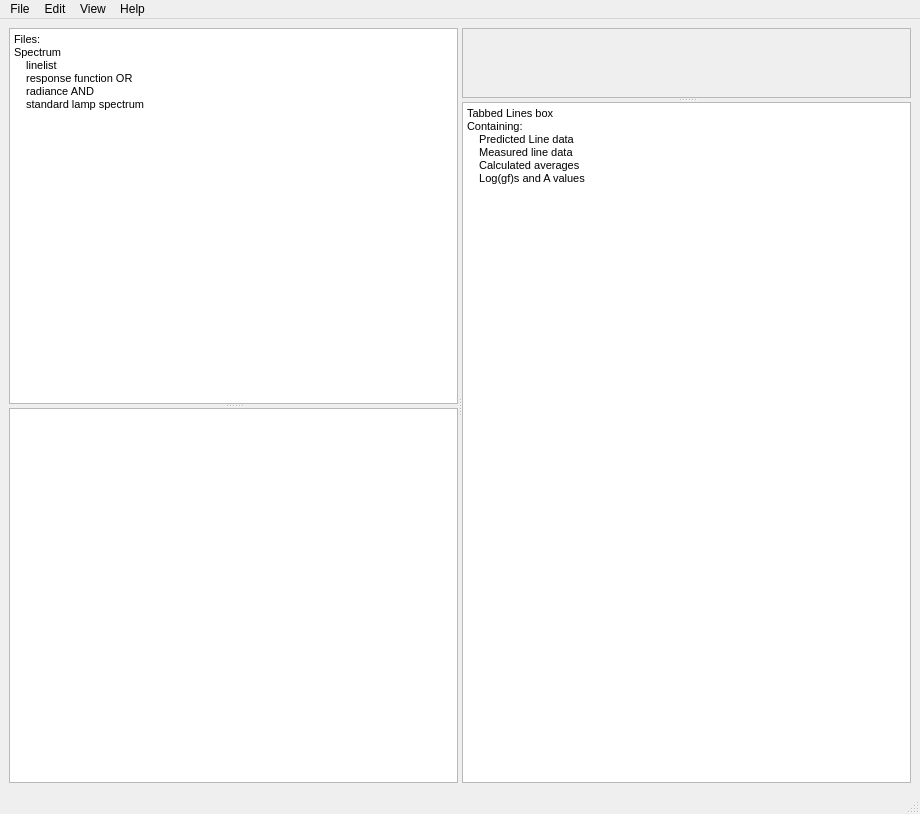
Qt form mainwindow2.ui (ImperialCollegeLondon/SAAS) before a commit.
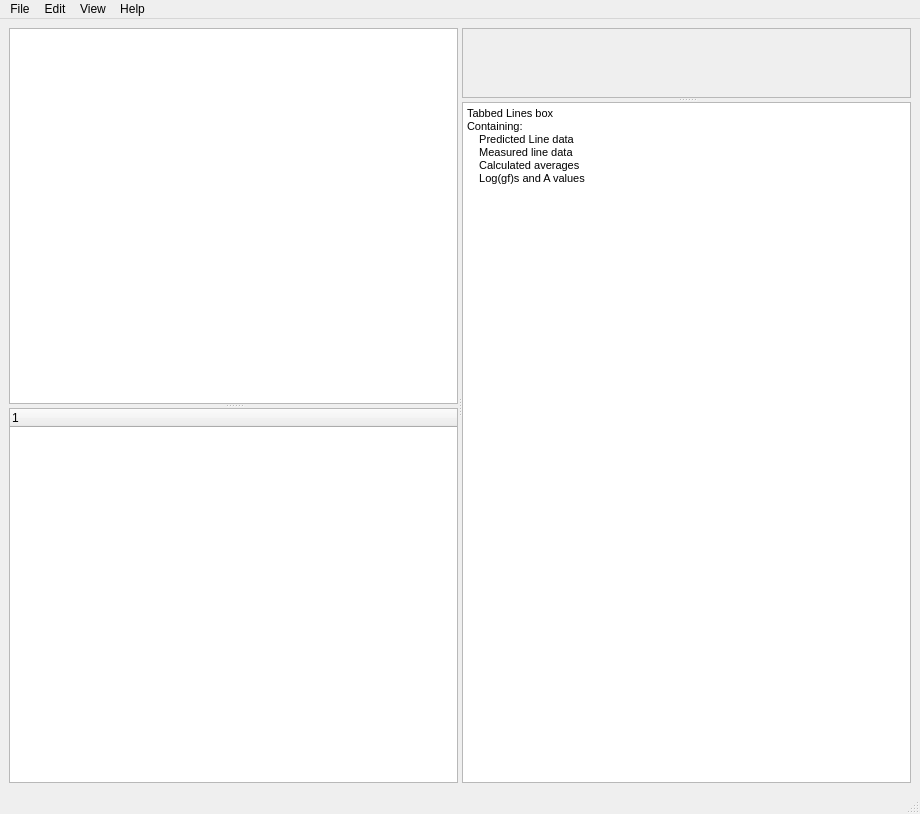
The same form after that commit.

Commit message: feat: added treeView for hdf5 file display

Patch:
```diff
--- a/mainwindow2.ui
+++ b/mainwindow2.ui
@@ -24,21 +24,14 @@
        <property name="orientation">
         <enum>Qt::Vertical</enum>
        </property>
-       <widget class="QTextBrowser" name="textBrowser_2">
-        <property name="html">
-         <string>&lt;!DOCTYPE HTML PUBLIC &quot;-//W3C//DTD HTML 4.0//EN&quot; &quot;http://www.w3.org/TR/REC-html40/strict.dtd&quot;&gt;
-&lt;html&gt;&lt;head&gt;&lt;meta name=&quot;qrichtext&quot; content=&quot;1&quot; /&gt;&lt;style type=&quot;text/css&quot;&gt;
-p, li { white-space: pre-wrap; }
-&lt;/style&gt;&lt;/head&gt;&lt;body style=&quot; font-family:'MS Shell Dlg 2'; font-size:8.25pt; font-weight:400; font-style:normal;&quot;&gt;
-&lt;p style=&quot; margin-top:0px; margin-bottom:0px; margin-left:0px; margin-right:0px; -qt-block-indent:0; text-indent:0px;&quot;&gt;Files:&lt;/p&gt;
-&lt;p style=&quot; margin-top:0px; margin-bottom:0px; margin-left:0px; margin-right:0px; -qt-block-indent:0; text-indent:0px;&quot;&gt;Spectrum&lt;/p&gt;
-&lt;p style=&quot; margin-top:0px; margin-bottom:0px; margin-left:0px; margin-right:0px; -qt-block-indent:0; text-indent:0px;&quot;&gt;    linelist&lt;/p&gt;
-&lt;p style=&quot; margin-top:0px; margin-bottom:0px; margin-left:0px; margin-right:0px; -qt-block-indent:0; text-indent:0px;&quot;&gt;    response function OR&lt;/p&gt;
-&lt;p style=&quot; margin-top:0px; margin-bottom:0px; margin-left:0px; margin-right:0px; -qt-block-indent:0; text-indent:0px;&quot;&gt;    radiance AND&lt;/p&gt;
-&lt;p style=&quot; margin-top:0px; margin-bottom:0px; margin-left:0px; margin-right:0px; -qt-block-indent:0; text-indent:0px;&quot;&gt;    standard lamp spectrum&lt;/p&gt;&lt;/body&gt;&lt;/html&gt;</string>
-        </property>
-       </widget>
        <widget class="QTableView" name="levelsTableView"/>
+       <widget class="QTreeWidget" name="filesTreeWidget">
+        <column>
+         <property name="text">
+          <string notr="true">1</string>
+         </property>
+        </column>
+       </widget>
       </widget>
       <widget class="QSplitter" name="right_splitter">
        <property name="orientation">
```
The commit also changes 3 other files.
